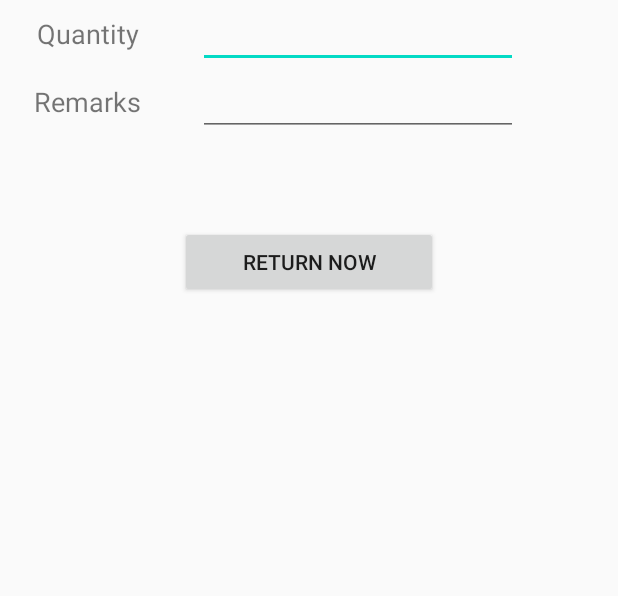
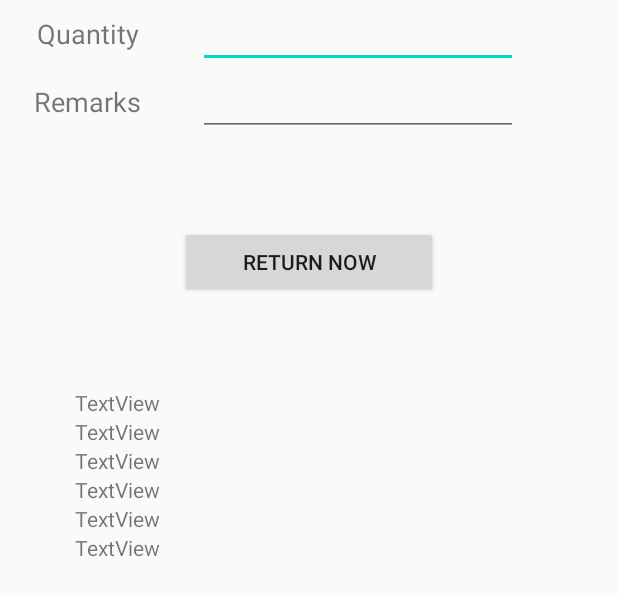
Before and after one commit to ChooChye/LamLamAndroidApp, an Android app: the layout return_item_form.xml on its own in the app's theme, with its tools: preview values and no code run, on a phone screen of 412 x 824 dp. Shown: the top 596 px of the screen. Run offline under Robolectric (Android 15) with nearby library versions, the phone set to English and light mode, and no system bars.

Commit message:
19/1/2021 quantity balance pending....

```diff
--- a/app/src/main/res/layout/return_item_form.xml
+++ b/app/src/main/res/layout/return_item_form.xml
@@ -1,16 +1,12 @@
 <?xml version="1.0" encoding="utf-8"?>
-<androidx.constraintlayout.widget.ConstraintLayout
+<TableLayout
     xmlns:android="http://schemas.android.com/apk/res/android"
     xmlns:app="http://schemas.android.com/apk/res-auto"
     xmlns:tools="http://schemas.android.com/tools"
     android:layout_width="match_parent"
     android:layout_height="match_parent">
 
-    <TableLayout
-        android:layout_width="match_parent"
-        android:layout_height="match_parent"
 
-        >
 
         <TableRow
             android:layout_width="match_parent"
@@ -69,7 +65,60 @@
                 android:layout_marginEnd="120sp"
                 />
 
-    </TableLayout>
+        <TextView
+            android:id="@+id/textView_product_name"
+            android:layout_width="wrap_content"
+            android:layout_height="wrap_content"
+            android:text="TextView"
+            android:layout_gravity="center"
+            android:layout_marginTop="60sp"
+            android:layout_marginStart="50sp"
+            android:layout_marginEnd="50sp"/>
+
+        <TextView
+            android:id="@+id/textView_product_qty"
+            android:layout_width="wrap_content"
+            android:layout_height="wrap_content"
+            android:text="TextView"
+            android:layout_marginStart="50sp"
+            android:layout_marginEnd="50sp"
+          />
+
+        <TextView
+            android:id="@+id/textView_loan_name"
+            android:layout_width="wrap_content"
+            android:layout_height="wrap_content"
+            android:text="TextView"
+            android:layout_marginStart="50sp"
+            android:layout_marginEnd="50sp"/>
 
 
-</androidx.constraintlayout.widget.ConstraintLayout>
+    <TextView
+        android:id="@+id/textView_loan_qty"
+        android:layout_width="wrap_content"
+        android:layout_height="wrap_content"
+        android:text="TextView"
+        android:layout_marginStart="50sp"
+        android:layout_marginEnd="50sp"/>
+
+
+
+
+    <TextView
+        android:id="@+id/textView_return_qty"
+        android:layout_width="wrap_content"
+        android:layout_height="wrap_content"
+        android:text="TextView"
+        android:layout_marginStart="50sp"
+        android:layout_marginEnd="50sp"/>
+
+    <TextView
+        android:id="@+id/textView_return_qty_balance"
+        android:layout_width="wrap_content"
+        android:layout_height="wrap_content"
+        android:text="TextView"
+        android:layout_marginStart="50sp"
+        android:layout_marginEnd="50sp"/>
+
+
+</TableLayout>
```
Also changed, not shown: app/src/main/java/com/choochyemeilin/lamlam/ReturnItems/MyStocks.kt (+22 -1 lines), app/src/main/java/com/choochyemeilin/lamlam/ReturnItems/MyStocksAdapter.kt (+94 -40 lines), app/src/main/java/com/choochyemeilin/lamlam/ReturnItems/ReturnItemForm.kt (+84 -49 lines).
